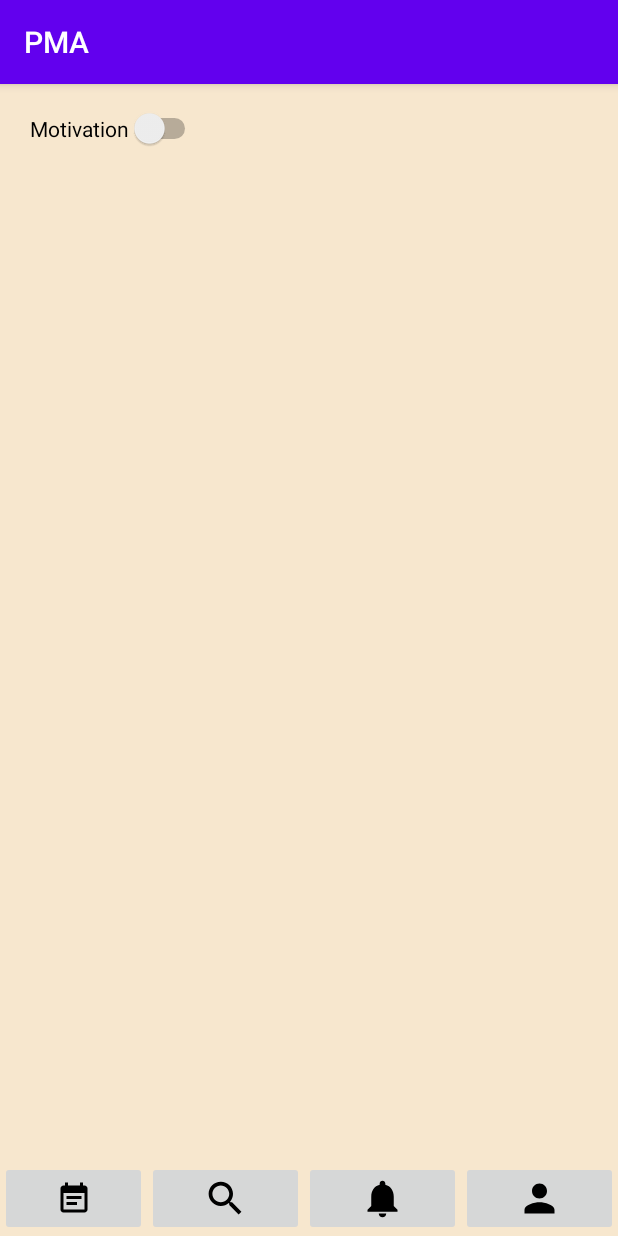
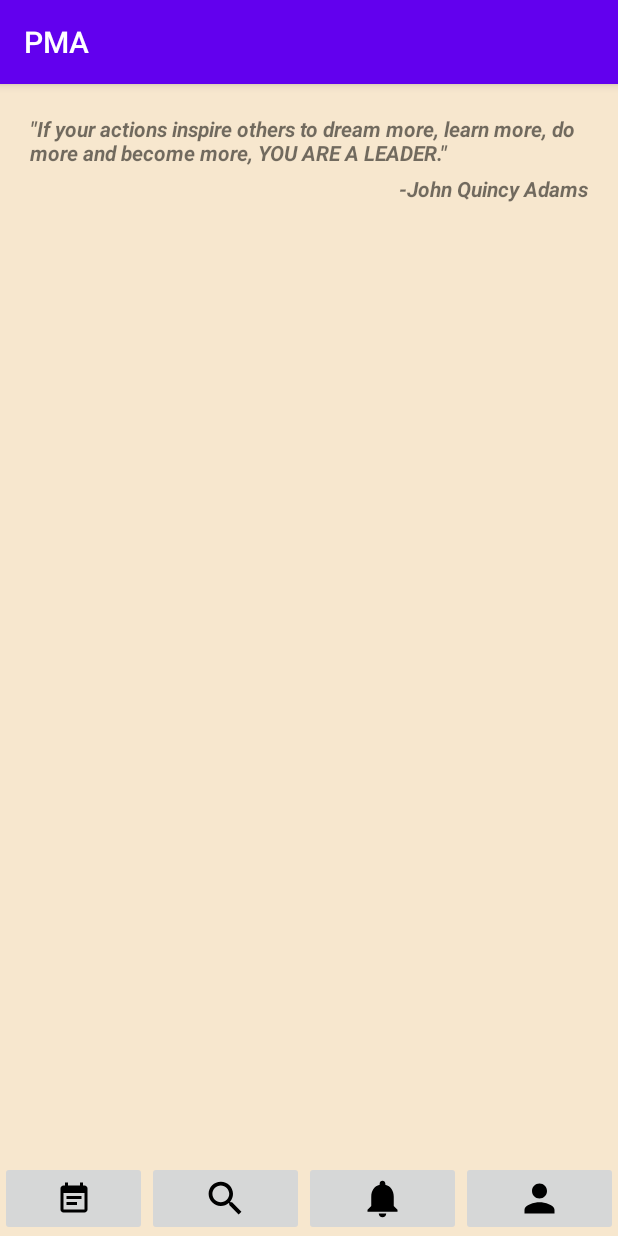
Before and after one commit to rodoulampampa/PMA, an Android app: the screen it shows after launch (MainActivity), on a phone screen of 412 x 824 dp. Run offline under Robolectric (Android 15) with nearby library versions, the phone set to English and light mode, and no system bars.

Commit message:
For back-up.

```diff
--- a/app/src/main/res/layout/activity_main.xml
+++ b/app/src/main/res/layout/activity_main.xml
@@ -6,14 +6,23 @@
     android:layout_height="match_parent"
     tools:context=".MainActivity">
 
-    <Switch
-        android:id="@+id/Motivation_switch"
+    <TextView
+        android:id="@+id/quote"
         android:layout_width="wrap_content"
         android:layout_height="wrap_content"
         android:padding="20dp"
-        android:text="Motivation"
-        app:layout_constraintStart_toStartOf="parent"
-        tools:layout_editor_absoluteY="20dp" />
+        android:text='"If your actions inspire others to dream more, learn more, do more and become more, YOU ARE A LEADER."'
+        android:textStyle="bold|italic" />
+
+    <TextView
+        android:id="@+id/quote_continue"
+        android:layout_width="wrap_content"
+        android:layout_height="wrap_content"
+        android:paddingTop="60dp"
+        android:paddingRight="20dp"
+        android:text=" -John Quincy Adams"
+        android:textStyle="bold|italic"
+        app:layout_constraintEnd_toEndOf="parent" />
 
     <Button
         android:id="@+id/proposed_projects"
@@ -44,7 +53,7 @@
         android:layout_gravity="center"
         android:layout_marginTop="400dp"
         android:onClick="project_screen"
-        android:text="See all the options you have."
+        android:text="See all the options you have"
         app:layout_constraintEnd_toEndOf="@id/project_name"
         app:layout_constraintStart_toStartOf="@id/project_name"
         app:layout_constraintTop_toTopOf="parent" />
```
Also changed, not shown: app/src/main/java/com/pma/Add_a_project.java (+7 -2 lines), app/src/main/java/com/pma/MyProject.java (added, +9 -0 lines), app/src/main/java/com/pma/MyProjectsActivity.java (+43 -19 lines), app/src/main/java/com/pma/Project.java (deleted, +0 -9 lines), app/src/main/res/layout/activity_my_projects.xml (+3 -5 lines), app/src/main/res/layout/list_of_projects.xml (+13 -23 lines).
